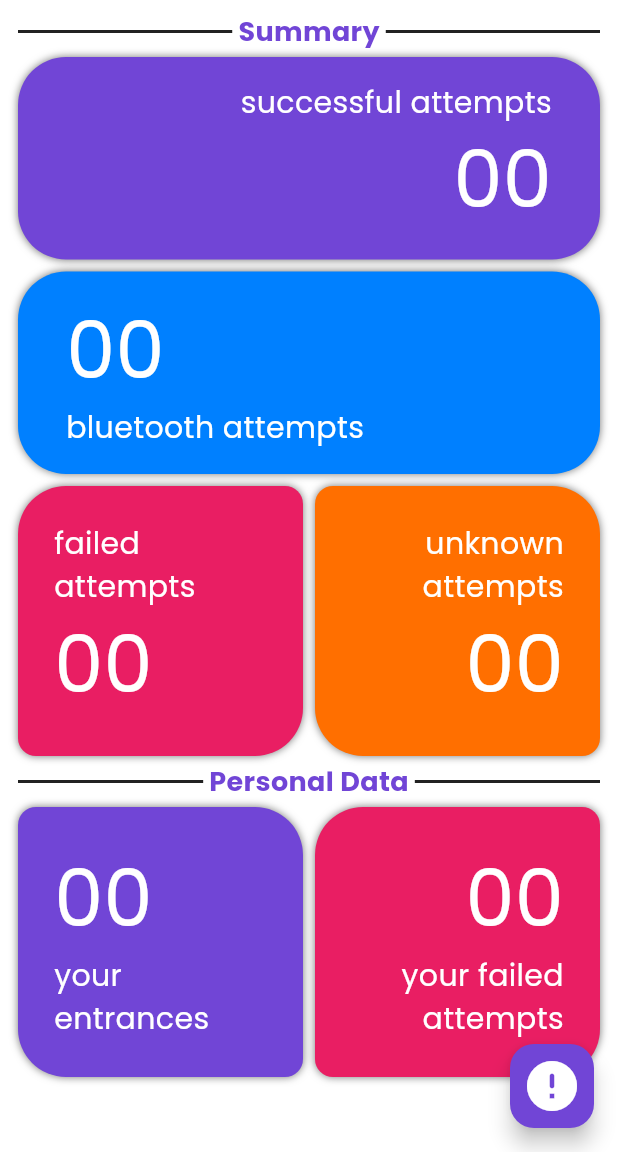
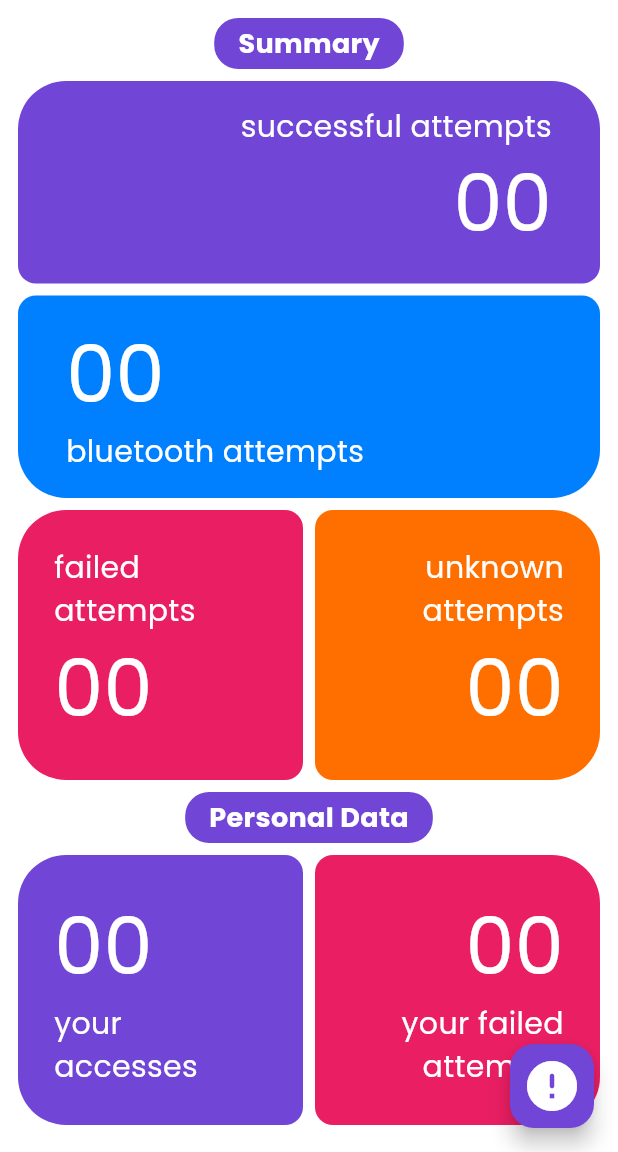
Before and after one commit to saulprl/csi_access_app, a Flutter app: the screen it shows once a user with an empty profile is signed in, on a phone screen of 412 x 824 dp, the part 84-1236 px from its top. Run offline on Flutter 3.47's test engine with Material 2 defaults, Android fonts, the light colour scheme and no system bars; our stand-ins replace cloud_firestore, email_validator, firebase_auth, firebase_core, firebase_database, firebase_messaging and 5 more; missing offline and left inert: flutter_bcrypt, skeleton_animation, steel_crypt; accounts and stored records are empty.

Commit message:
Fix user creation, improve dashboard styles

```diff
--- a/lib/utils/styles.dart
+++ b/lib/utils/styles.dart
@@ -123,3 +123,8 @@ IconData get createUserIcon =>
     Platform.isIOS ? CupertinoIcons.person_add_solid : Icons.person_add;
 
 IconData get editIcon => Platform.isIOS ? CupertinoIcons.pencil : Icons.edit;
+
+IconData get checkIcon =>
+    Platform.isIOS ? CupertinoIcons.check_mark : Icons.check;
+
+IconData get cancelIcon => Platform.isIOS ? CupertinoIcons.clear : Icons.close;
--- a/lib/utils/utils.dart
+++ b/lib/utils/utils.dart
@@ -2,21 +2,24 @@ import 'package:flutter/material.dart';
 
 import 'package:csi_door_logs/utils/styles.dart';
 
-Row buildDashboardDivider(BuildContext ctx, String title) {
-  return Row(
-    children: [
-      const SizedBox(width: 4.0),
-      const Expanded(child: Divider(thickness: 2.0)),
-      const SizedBox(width: 4.0),
-      Text(
-        title,
-        style: screenSubtitle.copyWith(
-          color: Theme.of(ctx).colorScheme.primary,
+Padding buildDashboardDivider(BuildContext ctx, String title) {
+  return Padding(
+    padding: const EdgeInsets.all(4.0),
+    child: Row(
+      mainAxisAlignment: MainAxisAlignment.center,
+      children: [
+        Container(
+          padding: const EdgeInsets.symmetric(vertical: 4.0, horizontal: 16.0),
+          decoration: BoxDecoration(
+            color: Theme.of(ctx).colorScheme.primary,
+            borderRadius: BorderRadius.circular(16.0),
+          ),
+          child: Text(
+            title,
+            style: screenSubtitle.copyWith(color: Colors.white),
+          ),
         ),
-      ),
-      const SizedBox(width: 4.0),
-      const Expanded(child: Divider(thickness: 2.0)),
-      const SizedBox(width: 4.0),
-    ],
+      ],
+    ),
   );
 }
--- a/lib/widgets/dashboard/personal/personal_summary.dart
+++ b/lib/widgets/dashboard/personal/personal_summary.dart
@@ -109,15 +109,13 @@ class _PersonalSummaryState extends State<PersonalSummary> {
       child: Padding(
         padding: const EdgeInsets.all(4.0),
         child: Bubble(
-          borderRadius: const BorderRadius.only(
-            topLeft: Radius.circular(12.0),
-            topRight: Radius.circular(32.0),
-            bottomRight: Radius.circular(12.0),
-            bottomLeft: Radius.circular(32.0),
+          borderRadius: const BorderRadius.horizontal(
+            left: Radius.circular(32.0),
+            right: Radius.circular(12.0),
           ),
           color: Theme.of(context).colorScheme.primary,
           data: accessed,
-          label: 'your\nentrances',
+          label: 'your\naccesses',
           crossAlignment: CrossAxisAlignment.start,
           textAlign: TextAlign.start,
         ),
@@ -130,11 +128,9 @@ class _PersonalSummaryState extends State<PersonalSummary> {
       child: Padding(
         padding: const EdgeInsets.all(4.0),
         child: Bubble(
-          borderRadius: const BorderRadius.only(
-            topLeft: Radius.circular(32.0),
-            topRight: Radius.circular(12.0),
-            bottomRight: Radius.circular(32.0),
-            bottomLeft: Radius.circular(12.0),
+          borderRadius: const BorderRadius.horizontal(
+            left: Radius.circular(12.0),
+            right: Radius.circular(32.0),
           ),
           color: Theme.of(context).colorScheme.secondary,
           data: failed,
--- a/lib/widgets/dashboard/summary/bubble.dart
+++ b/lib/widgets/dashboard/summary/bubble.dart
@@ -49,16 +49,7 @@ class Bubble extends StatelessWidget {
 
     return Container(
       padding: padding,
-      decoration: BoxDecoration(
-        color: color,
-        borderRadius: borderRadius,
-        boxShadow: const [
-          BoxShadow(
-            color: Colors.black54,
-            blurRadius: 4.0,
-          ),
-        ],
-      ),
+      decoration: BoxDecoration(color: color, borderRadius: borderRadius),
       child: Column(
         crossAxisAlignment: crossAlignment,
         children: reversed ? children.reversed.toList() : children,
--- a/lib/widgets/dashboard/summary/summary.dart
+++ b/lib/widgets/dashboard/summary/summary.dart
@@ -109,7 +109,10 @@ class _SummaryState extends State<Summary> {
             horizontal: 32.0,
             vertical: 16.0,
           ),
-          borderRadius: BorderRadius.circular(32.0),
+          borderRadius: const BorderRadius.vertical(
+            top: Radius.circular(32.0),
+            bottom: Radius.circular(12.0),
+          ),
           color: Theme.of(context).colorScheme.primary,
           data: accessCount,
           label: 'successful attempts',
@@ -130,7 +133,10 @@ class _SummaryState extends State<Summary> {
             horizontal: 32.0,
             vertical: 16.0,
           ),
-          borderRadius: BorderRadius.circular(32.0),
+          borderRadius: const BorderRadius.vertical(
+            top: Radius.circular(12.0),
+            bottom: Radius.circular(32.0),
+          ),
           color: Theme.of(context).colorScheme.tertiary,
           data: bluetoothCount,
           label: 'bluetooth attempts',
@@ -146,11 +152,9 @@ class _SummaryState extends State<Summary> {
       child: Padding(
         padding: const EdgeInsets.all(4.0),
         child: Bubble(
-          borderRadius: const BorderRadius.only(
-            topLeft: Radius.circular(32.0),
-            topRight: Radius.circular(12.0),
-            bottomRight: Radius.circular(32.0),
-            bottomLeft: Radius.circular(12.0),
+          borderRadius: const BorderRadius.horizontal(
+            left: Radius.circular(32.0),
+            right: Radius.circular(12.0),
           ),
           color: Theme.of(context).colorScheme.secondary,
           data: failedCount,
@@ -168,11 +172,9 @@ class _SummaryState extends State<Summary> {
       child: Padding(
         padding: const EdgeInsets.all(4.0),
         child: Bubble(
-          borderRadius: const BorderRadius.only(
-            topLeft: Radius.circular(12.0),
-            topRight: Radius.circular(32.0),
-            bottomRight: Radius.circular(12.0),
-            bottomLeft: Radius.circular(32.0),
+          borderRadius: const BorderRadius.horizontal(
+            left: Radius.circular(12.0),
+            right: Radius.circular(32.0),
           ),
           color: Theme.of(context).colorScheme.error,
           data: unknownCount,
@@ -198,7 +200,10 @@ class _SummaryState extends State<Summary> {
                   padding: const EdgeInsets.all(4.0),
                   child: Skeleton(
                     height: skeletonHeight,
-                    borderRadius: BorderRadius.circular(32.0),
+                    borderRadius: const BorderRadius.vertical(
+                      top: Radius.circular(32.0),
+                      bottom: Radius.circular(12.0),
+                    ),
                   ),
                 ),
               ),
@@ -212,7 +217,10 @@ class _SummaryState extends State<Summary> {
                   padding: const EdgeInsets.all(4.0),
                   child: Skeleton(
                     height: skeletonHeight,
-                    borderRadius: BorderRadius.circular(32.0),
+                    borderRadius: const BorderRadius.vertical(
+                      top: Radius.circular(12.0),
+                      bottom: Radius.circular(32.0),
+                    ),
                   ),
                 ),
               ),
@@ -226,11 +234,9 @@ class _SummaryState extends State<Summary> {
                   padding: const EdgeInsets.all(4.0),
                   child: Skeleton(
                     height: skeletonHeight * 1.2,
-                    borderRadius: const BorderRadius.only(
-                      topLeft: Radius.circular(32.0),
-                      topRight: Radius.circular(12.0),
-                      bottomRight: Radius.circular(32.0),
-                      bottomLeft: Radius.circular(12.0),
+                    borderRadius: const BorderRadius.horizontal(
+                      left: Radius.circular(32.0),
+                      right: Radius.circular(12.0),
                     ),
                   ),
                 ),
@@ -240,11 +246,9 @@ class _SummaryState extends State<Summary> {
                   padding: const EdgeInsets.all(4.0),
                   child: Skeleton(
                     height: skeletonHeight * 1.2,
-                    borderRadius: const BorderRadius.only(
-                      topLeft: Radius.circular(12.0),
-                      topRight: Radius.circular(32.0),
-                      bottomRight: Radius.circular(12.0),
-                      bottomLeft: Radius.circular(32.0),
+                    borderRadius: const BorderRadius.horizontal(
+                      left: Radius.circular(12.0),
+                      right: Radius.circular(32.0),
                     ),
                   ),
                 ),
```
Also changed, not shown: lib/widgets/admin/create_user_form.dart (+26 -15 lines), lib/widgets/admin/user_item.dart (+7 -9 lines).
